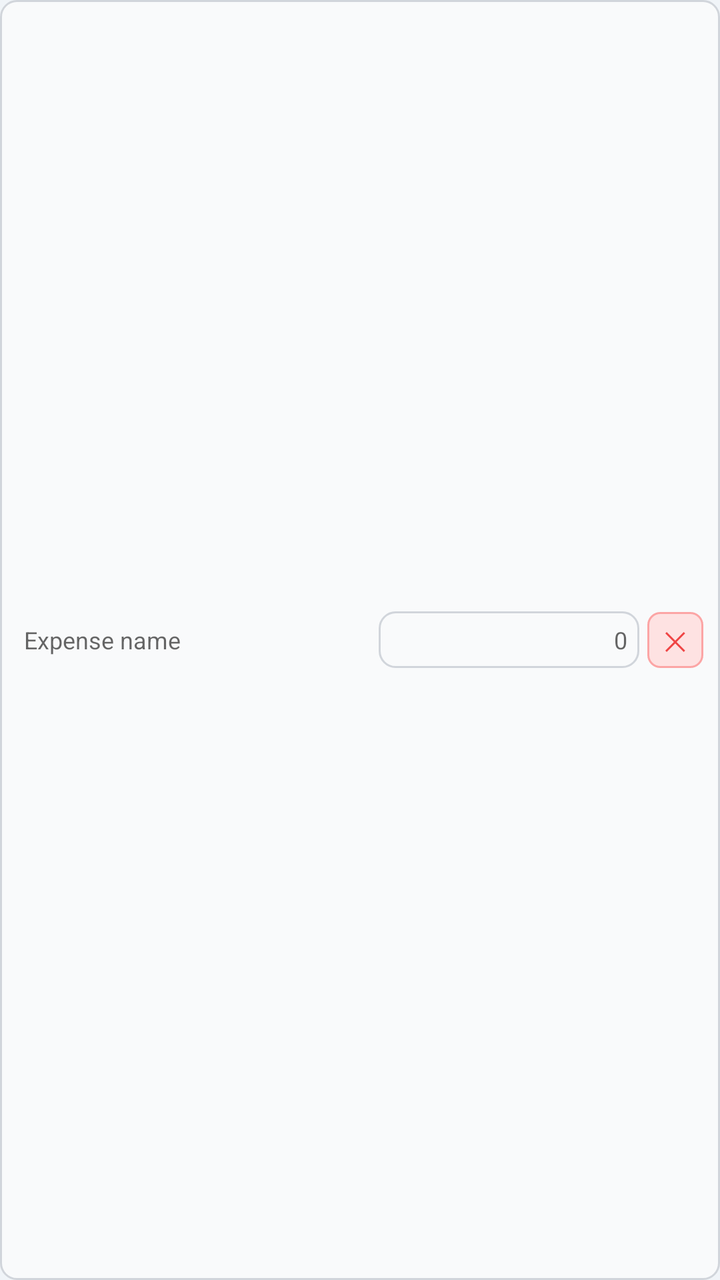
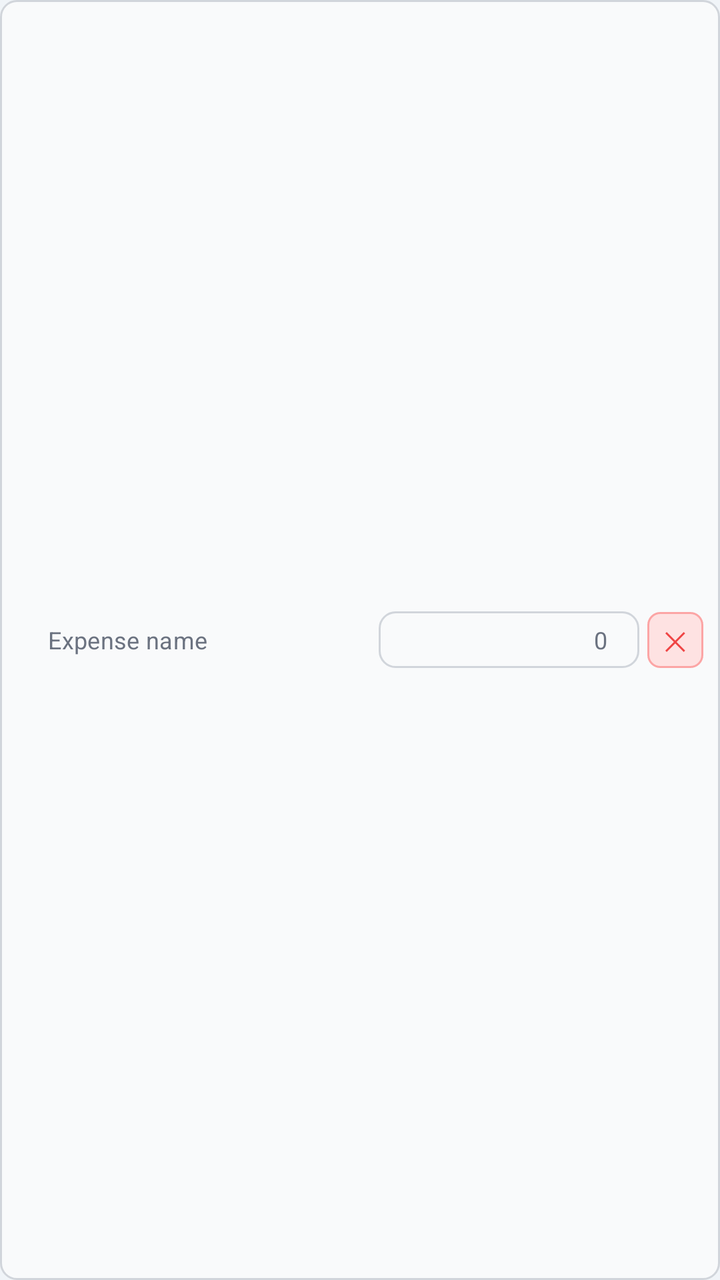

An Android layout rendered at two revisions. The XML below is the earlier revision; the diff shows what the commit changed to produce the second picture.
<!-- AndroidManifest.xml: application theme Theme.RetirementPlanner -->
<!-- res/layout/expense_row_post.xml -->
<?xml version="1.0" encoding="utf-8"?>
<LinearLayout xmlns:android="http://schemas.android.com/apk/res/android"
    android:layout_width="match_parent"
    android:layout_height="wrap_content"
    android:orientation="horizontal"
    android:gravity="center_vertical"
    android:layout_marginBottom="6dp"
    android:background="@drawable/input_bg"
    android:padding="8dp">

    <EditText
        android:id="@+id/etPostExpenseName"
        android:saveEnabled="false"
        android:layout_width="0dp"
        android:layout_height="wrap_content"
        android:layout_weight="2.5"
        android:hint="Expense name"
        android:inputType="textCapSentences"
        android:background="@android:color/transparent"
        android:textSize="12sp"
        android:padding="4dp" />

    <EditText
        android:id="@+id/etPostExpenseAmount"
        android:saveEnabled="false"
        android:layout_width="0dp"
        android:layout_height="wrap_content"
        android:layout_weight="1.8"
        android:hint="0"
        android:inputType="numberDecimal"
        android:background="@drawable/input_bg"
        android:textSize="12sp"
        android:gravity="end"
        android:padding="6dp"
        android:layout_marginEnd="4dp" />

    <TextView
        android:id="@+id/btnDeletePostExpense"
        android:layout_width="28dp"
        android:layout_height="28dp"
        android:text="✕"
        android:textSize="13sp"
        android:textColor="#EF4444"
        android:gravity="center"
        android:background="@drawable/delete_btn_bg" />

</LinearLayout>
<!-- resources referenced by this layout -->
<resources>
  <!-- drawable delete_btn_bg (drawable) -->
  <?xml version="1.0" encoding="utf-8"?>
  <shape xmlns:android="http://schemas.android.com/apk/res/android"
      android:shape="rectangle">
      <solid android:color="#FEE2E2" />
      <stroke android:width="1dp" android:color="#FCA5A5" />
      <corners android:radius="6dp" />
  </shape>
  <!-- drawable input_bg (drawable) -->
  <?xml version="1.0" encoding="utf-8"?>
  <shape xmlns:android="http://schemas.android.com/apk/res/android" android:shape="rectangle">
      <solid android:color="@color/input_background" />
      <stroke android:width="1dp" android:color="@color/input_stroke" />
      <corners android:radius="8dp" />
  </shape>
  <style name="Theme.RetirementPlanner" parent="Theme.MaterialComponents.DayNight.NoActionBar">
          <item name="colorPrimary">#1E40AF</item>
          <item name="colorPrimaryVariant">#1E3A8A</item>
          <item name="colorOnPrimary">#FFFFFF</item>
          <item name="colorSecondary">#059669</item>
          <item name="colorOnSecondary">#FFFFFF</item>
          <item name="android:statusBarColor">#1E3A8A</item>
          <item name="android:windowBackground">@color/screen_background</item>
      </style>
  <color name="input_background">#F9FAFB</color>
  <color name="input_stroke">#D1D5DB</color>
  <color name="screen_background">#F0F4F8</color>
</resources>

<!-- the commit's change to res/layout/expense_row_post.xml (unified diff, before → after) -->
@@ -11,6 +11,8 @@
     <EditText
         android:id="@+id/etPostExpenseName"
         android:saveEnabled="false"
+        android:textColor="@color/text_primary"
+        android:textColorHint="@color/text_hint"
         android:layout_width="0dp"
         android:layout_height="wrap_content"
         android:layout_weight="2.5"
@@ -23,6 +25,8 @@
     <EditText
         android:id="@+id/etPostExpenseAmount"
         android:saveEnabled="false"
+        android:textColor="@color/text_primary"
+        android:textColorHint="@color/text_hint"
         android:layout_width="0dp"
         android:layout_height="wrap_content"
         android:layout_weight="1.8"
<!-- resource entries referenced after the edit -->
@@ -1,5 +1,7 @@
 <!-- resources referenced by this layout -->
 <resources>
+  <color name="text_hint">#6B7280</color>
+  <color name="text_primary">#111827</color>
   <!-- drawable delete_btn_bg (drawable) -->
   <?xml version="1.0" encoding="utf-8"?>
   <shape xmlns:android="http://schemas.android.com/apk/res/android"
@@ -22,10 +24,15 @@
           <item name="colorSecondary">#059669</item>
           <item name="colorOnSecondary">#FFFFFF</item>
           <item name="android:statusBarColor">#1E3A8A</item>
+          <item name="editTextStyle">@style/InputEditText</item>
           <item name="android:windowBackground">@color/screen_background</item>
       </style>
   <color name="input_background">#F9FAFB</color>
   <color name="input_stroke">#D1D5DB</color>
+  <style name="InputEditText" parent="Widget.MaterialComponents.TextInputEditText.OutlinedBox">
+          <item name="android:textColor">@color/text_primary</item>
+          <item name="android:textColorHint">@color/text_hint</item>
+      </style>
   <color name="screen_background">#F0F4F8</color>
 </resources>
 
